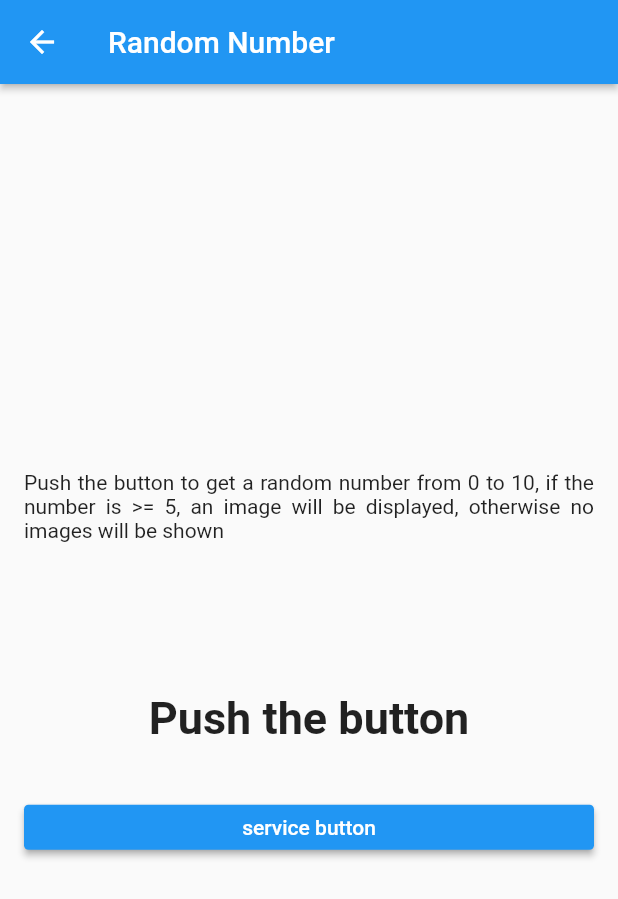
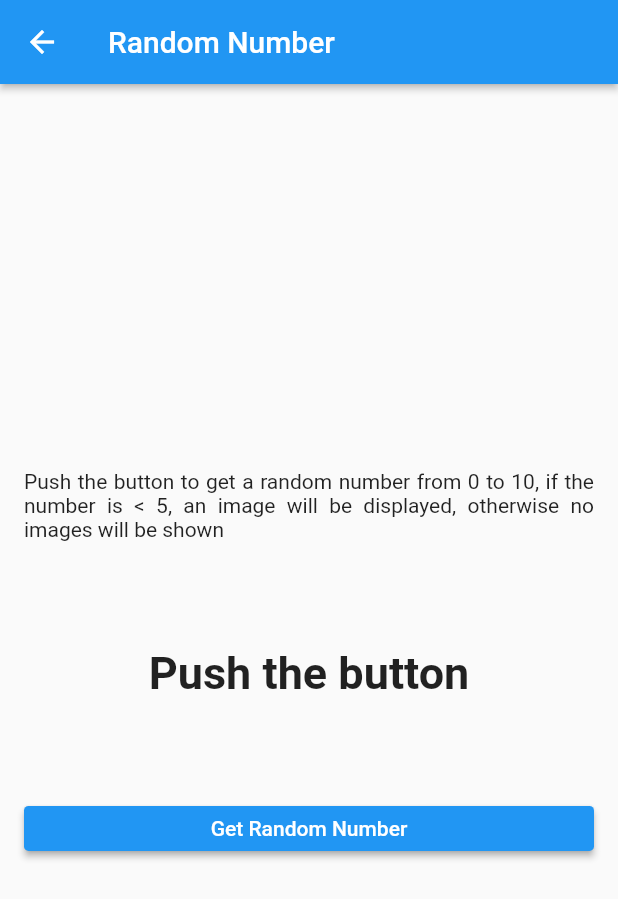
Before and after one commit to casareafer2908/basic_bloc_streams, a Flutter app: the screen it shows after launch, after a tap on "Random Number", on a phone screen of 412 x 824 dp. Shown: the top 899 px of the screen. Run offline on Flutter 3.47's test engine with Material 2 defaults, Android fonts, the phone set to English and light mode, and no system bars; our stand-ins replace easy_localization.

Commit message:
added translations and layout fix

```diff
--- a/assets/translations/en.json
+++ b/assets/translations/en.json
@@ -8,5 +8,8 @@
   "thirdPage": "Third Page",
   "timesPushedButton": "You've pushed the button this many times:",
   "incrementTooltip": "Increment",
-  "randomNumberServiceBrief": "Push the button to get a random number from 0 to 10, if the number is >= 5, an image will be displayed, otherwise no images will be shown"
+  "randomNumberServiceBrief": "Push the button to get a random number from 0 to 10, if the number is < 5, an image will be displayed, otherwise no images will be shown",
+  "numberUnderFive": "Image enabled! your number was:",
+  "numberOverFive": "Image Disabled! your number was:",
+  "generateRandomNumberButton": "Get Random Number"
 }
--- a/assets/translations/es.json
+++ b/assets/translations/es.json
@@ -8,5 +8,8 @@
   "thirdPage": "Tercera Pagina",
   "timesPushedButton": "Has presionado el boton estas veces:",
   "incrementTooltip": "Sumar",
-  "randomNumberServiceBrief": "Presiona el boton para generar un numero aleatorio entre 0 y 10, si el numero es >= 5, una imagen aparecera, de lo contrario no se mostrara ninguna imagen "
+  "randomNumberServiceBrief": "Presiona el boton para generar un numero aleatorio entre 0 y 10, si el numero es >= 5, una imagen aparecera, de lo contrario no se mostrara ninguna imagen ",
+  "numberUnderFive": "Imagen Habilitada! Tu numero fue:",
+  "numberOverFive": "Imagen Deshabilitada! Tu numero fue:",
+  "generateRandomNumberButton": "Generar Numero"
 }
--- a/lib/src/core/blocs/random_number_bloc.dart
+++ b/lib/src/core/blocs/random_number_bloc.dart
@@ -1,6 +1,7 @@
 import 'dart:async';
-
+import 'package:easy_localization/easy_localization.dart';
 import 'package:basic_bloc_streams/src/core/services/random_number_service.dart';
+import 'package:basic_bloc_streams/src/localization/locale_keys.g.dart';
 
 class RandomNumberBloc {
   RandomNumberBloc({required this.service});
@@ -32,10 +33,10 @@ class RandomNumberBloc {
     var serviceNumber = service.randomNumberService();
     if (serviceNumber >= 5 ? false : true) {
       //_setImageIsEnabled(true);
-      setLabelText('Congrats! service enabled ~ Lucky Number $serviceNumber');
+      setLabelText('${LocaleKeys.numberOverFive.tr()} $serviceNumber');
     } else {
       //_setImageIsEnabled(false);
-      setLabelText('Service disabled ~ Unlucky Number $serviceNumber');
+      setLabelText('${LocaleKeys.numberUnderFive.tr()} $serviceNumber');
     }
   }
 }
--- a/lib/src/ui/random_number_page.dart
+++ b/lib/src/ui/random_number_page.dart
@@ -68,25 +68,28 @@ class RandomNumberPage extends StatelessWidget {
         mainAxisAlignment: MainAxisAlignment.center,
         crossAxisAlignment: CrossAxisAlignment.stretch,
         children: [
-          Row(
-            children: [
           Flexible(
             child: const Text(
               LocaleKeys.randomNumberServiceBrief,
               textAlign: TextAlign.justify,
             ).tr(),
-              )
+          ),
+          Flexible(
+            child: FractionallySizedBox(
+              heightFactor: 0.5,
+              widthFactor: 0.8,
+              child: Row(
+                mainAxisAlignment: MainAxisAlignment.center,
+                children: [
+                  Flexible(
+                    child: textLabel(),
+                  ),
                 ],
               ),
-          const SizedBox(
-            height: 100,
             ),
-          textLabel(),
-          const SizedBox(
-            height: 40,
           ),
           CustomElevatedButton(
-              child: const Text('service button'),
+              child: const Text(LocaleKeys.generateRandomNumberButton).tr(),
               color: Colors.blue,
               onPressed: _randomNumberService)
         ],
```
Also changed, not shown: lib/src/localization/codegen_loader.g.dart, lib/src/localization/locale_keys.g.dart. Lines whose indentation alone changed are shown as unchanged.
